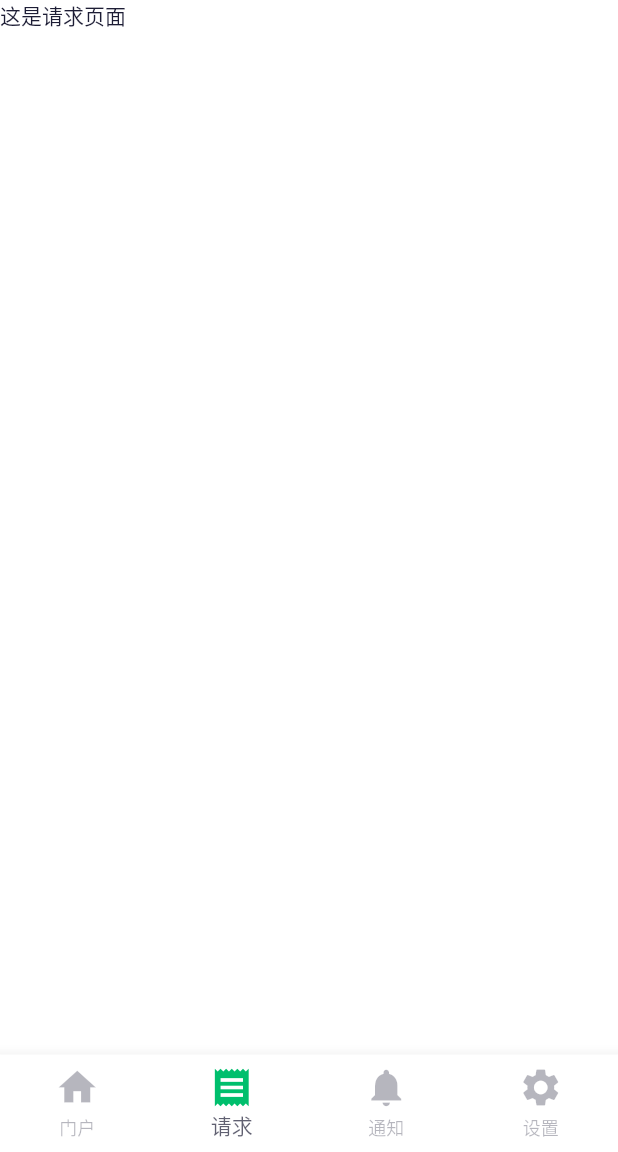
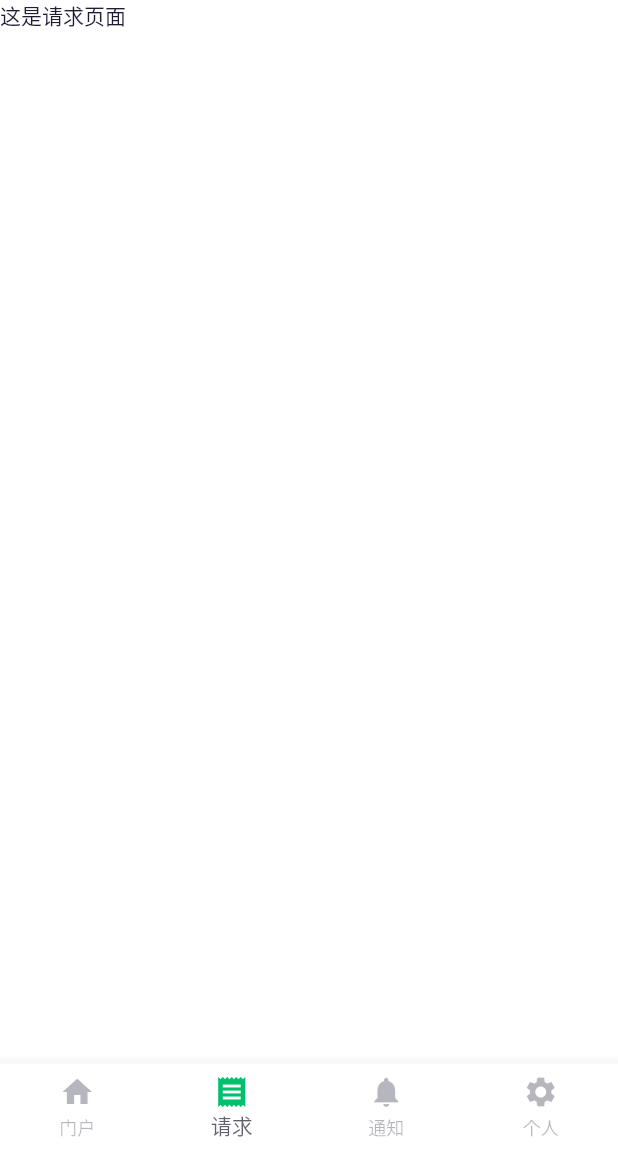
Before and after one commit to ningblue/servdesk, a Flutter app: the screen it shows after launch, item 2 of the bottom bar chosen, on a phone screen of 412 x 824 dp, the part 84-1236 px from its top. Run offline on Flutter 3.47's test engine with Material 2 defaults, Android fonts, the phone set to English and light mode, and no system bars; our stand-ins replace get, google_fonts.

Commit message:
1.临时 优化了  不存在的导航页跳转 2. 修改了app的名字,中文显示服务台

```diff
--- a/lib/pages/home/presentation/views/home_view.dart
+++ b/lib/pages/home/presentation/views/home_view.dart
@@ -15,6 +15,7 @@ class GlobalStateController extends GetxController {
   //改变底部导航栏索引
   changeBottomBarIndex(int index) {
     state.bottomBarIndex.value = index;
+
     print(state.bottomBarIndex.value);
   }
 }
@@ -39,9 +40,12 @@ class HomeView extends StatelessWidget {
             currentIndex: mainState.bottomBarIndex.value,
             // 点击事件,获取当前点击的标签下标
             onTap: (int index) {
+              if (index == 2 || index == 3) {
+                index=0;
+              }
               globalStateController.changeBottomBarIndex(index);
             },
-            iconSize: 30.0,
+            // iconSize: 30.0,
             // fixedColor: Colors.red,
             type: BottomNavigationBarType.fixed,
             items: [
@@ -51,7 +55,7 @@ class HomeView extends StatelessWidget {
                   icon: Icon(Icons.notifications), label: "通知"),
               BottomNavigationBarItem(
                 icon: Icon(Icons.settings),
-                label: "设置",
+                label: "个人",
               ),
             ],
           )),
```
Also changed, not shown: 2 other files.
